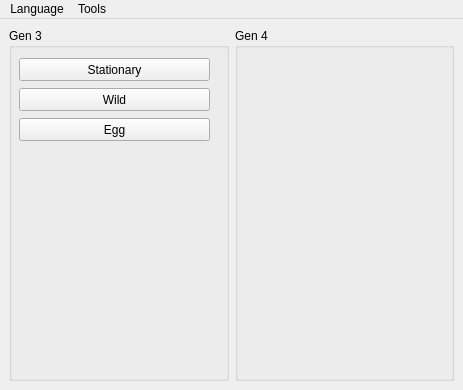
The window that Forms/MainWindow.ui (Admiral-Fish/PokeFinder) describes before a commit, drawn with Qt 5.
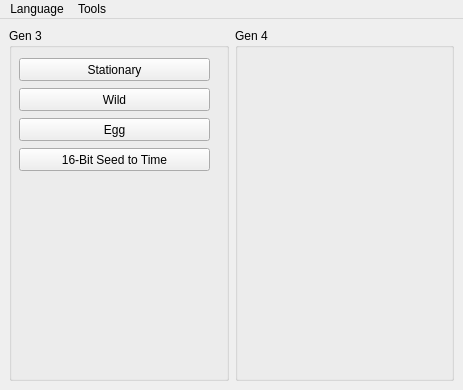
The same window after the commit. Icons and pictures are not drawn.

Commit message: Start of misc tools Seed to Time Gen 3

Diff of the .ui file:
```diff
--- a/Forms/MainWindow.ui
+++ b/Forms/MainWindow.ui
@@ -81,6 +81,19 @@
         <string>Egg</string>
        </property>
       </widget>
+      <widget class="QPushButton" name="pushButtonSeedToTime3">
+       <property name="geometry">
+        <rect>
+         <x>10</x>
+         <y>120</y>
+         <width>191</width>
+         <height>23</height>
+        </rect>
+       </property>
+       <property name="text">
+        <string>16-Bit Seed to Time</string>
+       </property>
+      </widget>
      </widget>
     </item>
     <item row="0" column="1">
```
Left out of the diff: 2 changed lines with no effect on the pictures. The commit also changes 7 other files.
